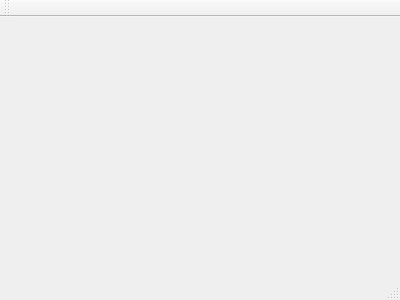
This is mainwindow.ui in tbhova/OS_vdi as Qt 5 draws it before an edit. The edited form follows.
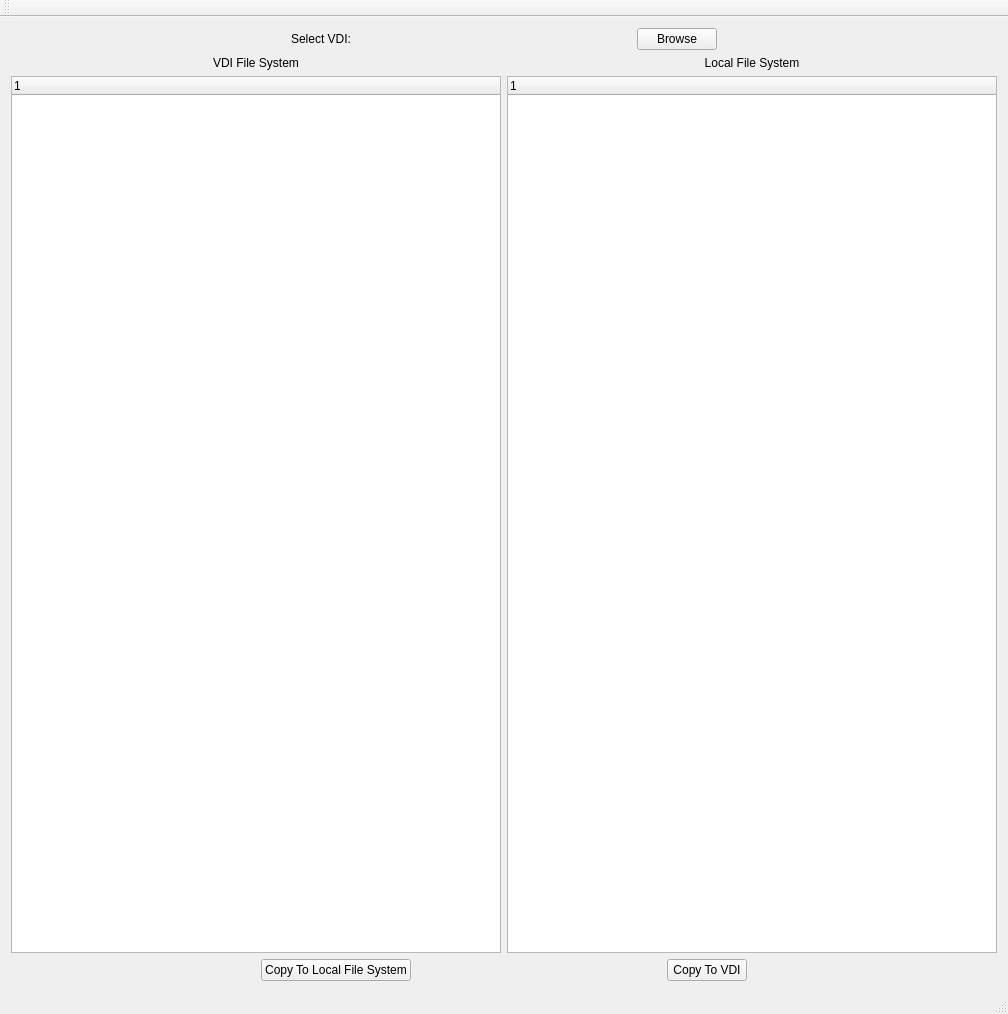
This is the edited form.

Patch:
```diff
--- a/mainwindow.ui
+++ b/mainwindow.ui
@@ -1,24 +1,189 @@
 <ui version="4.0">
  <class>MainWindow</class>
- <widget class="QMainWindow" name="MainWindow" >
-  <property name="geometry" >
+ <widget class="QMainWindow" name="MainWindow">
+  <property name="geometry">
    <rect>
     <x>0</x>
     <y>0</y>
-    <width>400</width>
-    <height>300</height>
+    <width>1008</width>
+    <height>1014</height>
    </rect>
   </property>
   <property name="windowTitle" >
    <string>MainWindow</string>
   </property>
-  <widget class="QMenuBar" name="menuBar" />
-  <widget class="QToolBar" name="mainToolBar" />
-  <widget class="QWidget" name="centralWidget" />
-  <widget class="QStatusBar" name="statusBar" />
+  <widget class="QWidget" name="centralWidget">
+   <property name="sizePolicy">
+    <sizepolicy hsizetype="Maximum" vsizetype="Maximum">
+     <horstretch>0</horstretch>
+     <verstretch>0</verstretch>
+    </sizepolicy>
+   </property>
+   <layout class="QGridLayout" name="gridLayout">
+    <item row="0" column="0">
+     <layout class="QVBoxLayout" name="mainLayout">
+      <property name="sizeConstraint">
+       <enum>QLayout::SetNoConstraint</enum>
+      </property>
+      <item>
+       <layout class="QHBoxLayout" name="selectVDILayout">
+        <item>
+         <widget class="QLabel" name="selecVDILabel">
+          <property name="sizePolicy">
+           <sizepolicy hsizetype="Maximum" vsizetype="Preferred">
+            <horstretch>0</horstretch>
+            <verstretch>0</verstretch>
+           </sizepolicy>
+          </property>
+          <property name="text">
+           <string>Select VDI:</string>
+          </property>
+          <property name="alignment">
+           <set>Qt::AlignCenter</set>
+          </property>
+         </widget>
+        </item>
+        <item>
+         <widget class="QPushButton" name="browseVDIPushButton">
+          <property name="sizePolicy">
+           <sizepolicy hsizetype="Maximum" vsizetype="Fixed">
+            <horstretch>0</horstretch>
+            <verstretch>0</verstretch>
+           </sizepolicy>
+          </property>
+          <property name="text">
+           <string>Browse</string>
+          </property>
+          <property name="autoDefault">
+           <bool>false</bool>
+          </property>
+         </widget>
+        </item>
+       </layout>
+      </item>
+      <item>
+       <layout class="QHBoxLayout" name="fileSystemsLayout">
+        <item>
+         <layout class="QVBoxLayout" name="localFS_Layout">
+          <item>
+           <widget class="QLabel" name="localFsLabel">
+            <property name="sizePolicy">
+             <sizepolicy hsizetype="Expanding" vsizetype="Fixed">
+              <horstretch>0</horstretch>
+              <verstretch>0</verstretch>
+             </sizepolicy>
+            </property>
+            <property name="text">
+             <string>VDI File System</string>
+            </property>
+            <property name="alignment">
+             <set>Qt::AlignCenter</set>
+            </property>
+           </widget>
+          </item>
+          <item>
+           <widget class="QTreeWidget" name="localFsTreeWidget">
+            <property name="sizePolicy">
+             <sizepolicy hsizetype="Expanding" vsizetype="Expanding">
+              <horstretch>0</horstretch>
+              <verstretch>0</verstretch>
+             </sizepolicy>
+            </property>
+            <column>
+             <property name="text">
+              <string notr="true">1</string>
+             </property>
+            </column>
+           </widget>
+          </item>
+         </layout>
+        </item>
+        <item>
+         <layout class="QVBoxLayout" name="vdiFsLayout">
+          <item>
+           <widget class="QLabel" name="vdiFsLabel">
+            <property name="sizePolicy">
+             <sizepolicy hsizetype="Expanding" vsizetype="Fixed">
+              <horstretch>0</horstretch>
+              <verstretch>0</verstretch>
+             </sizepolicy>
+            </property>
+            <property name="text">
+             <string>Local File System</string>
+            </property>
+            <property name="alignment">
+             <set>Qt::AlignHCenter|Qt::AlignTop</set>
+            </property>
+           </widget>
+          </item>
+          <item>
+           <widget class="QTreeWidget" name="vdiFsTreeWidget">
+            <column>
+             <property name="text">
+              <string notr="true">1</string>
+             </property>
+            </column>
+           </widget>
+          </item>
+         </layout>
+        </item>
+       </layout>
+      </item>
+      <item>
+       <layout class="QHBoxLayout" name="writeButtonsLayout">
+        <item>
+         <widget class="QPushButton" name="copyToLocalFsButton">
+          <property name="sizePolicy">
+           <sizepolicy hsizetype="Maximum" vsizetype="Fixed">
+            <horstretch>0</horstretch>
+            <verstretch>0</verstretch>
+           </sizepolicy>
+          </property>
+          <property name="text">
+           <string>Copy To Local File System</string>
+          </property>
+         </widget>
+        </item>
+        <item>
+         <widget class="QPushButton" name="copyToVdiPushButton">
+          <property name="sizePolicy">
+           <sizepolicy hsizetype="Maximum" vsizetype="Fixed">
+            <horstretch>0</horstretch>
+            <verstretch>0</verstretch>
+           </sizepolicy>
+          </property>
+          <property name="text">
+           <string>Copy To VDI</string>
+          </property>
+         </widget>
+        </item>
+       </layout>
+      </item>
+     </layout>
+    </item>
+   </layout>
+  </widget>
+  <widget class="QMenuBar" name="menuBar">
+   <property name="geometry">
+    <rect>
+     <x>0</x>
+     <y>0</y>
+     <width>1008</width>
+     <height>21</height>
+    </rect>
+   </property>
+  </widget>
+  <widget class="QToolBar" name="mainToolBar">
+   <attribute name="toolBarArea">
+    <enum>TopToolBarArea</enum>
+   </attribute>
+   <attribute name="toolBarBreak">
+    <bool>false</bool>
+   </attribute>
+  </widget>
+  <widget class="QStatusBar" name="statusBar"/>
  </widget>
- <layoutDefault spacing="6" margin="11" />
- <pixmapfunction></pixmapfunction>
+ <layoutdefault spacing="6" margin="11"/>
  <resources/>
  <connections/>
 </ui>
```
Left out of the diff: 5 changed lines with no effect on the pictures.
